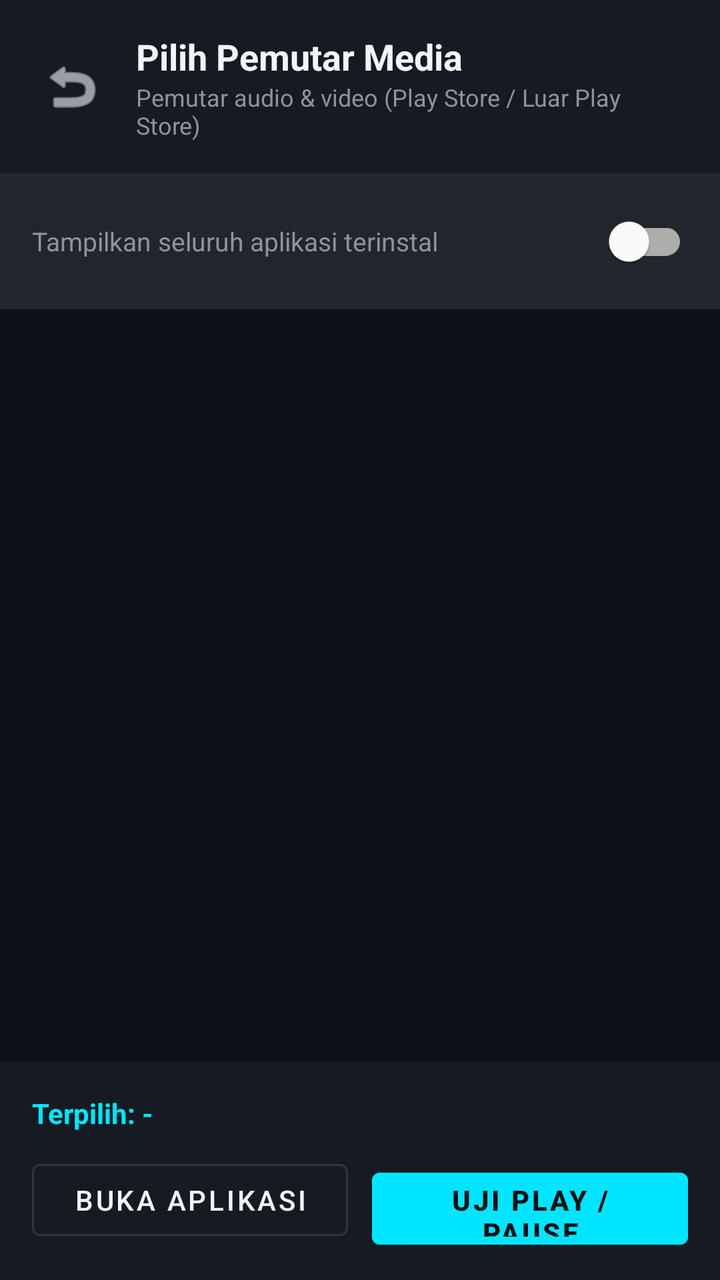
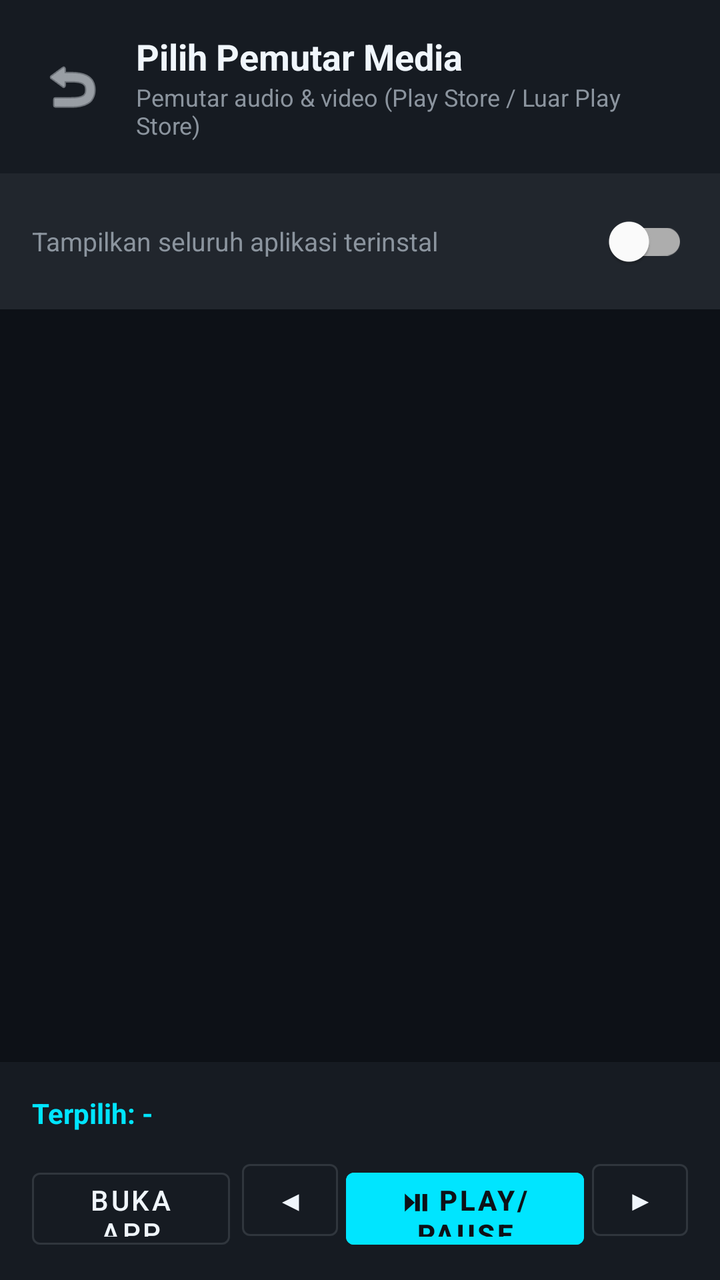

Two renders of the same Android screen: before a commit and after it. Below are the layout's source before the change and the commit's diff.
<!-- AndroidManifest.xml: application theme Theme.MotoCompanion -->
<!-- res/layout/activity_player_selector.xml -->
<?xml version="1.0" encoding="utf-8"?>
<LinearLayout xmlns:android="http://schemas.android.com/apk/res/android"
    xmlns:app="http://schemas.android.com/apk/res-auto"
    android:layout_width="match_parent"
    android:layout_height="match_parent"
    android:background="@color/bg_dark"
    android:orientation="vertical">

    
    <LinearLayout
        android:layout_width="match_parent"
        android:layout_height="wrap_content"
        android:background="@color/bg_card"
        android:gravity="center_vertical"
        android:orientation="horizontal"
        android:padding="16dp">

        <ImageButton
            android:id="@+id/btnBack"
            android:layout_width="40dp"
            android:layout_height="40dp"
            android:background="?android:attr/selectableItemBackgroundBorderless"
            android:contentDescription="Kembali"
            android:src="@android:drawable/ic_menu_revert"
            app:tint="@color/text_primary" />

        <LinearLayout
            android:layout_width="0dp"
            android:layout_height="wrap_content"
            android:layout_marginStart="12dp"
            android:layout_weight="1"
            android:orientation="vertical">

            <TextView
                android:layout_width="wrap_content"
                android:layout_height="wrap_content"
                android:text="Pilih Pemutar Media"
                android:textColor="@color/text_primary"
                android:textSize="18sp"
                android:textStyle="bold" />

            <TextView
                android:layout_width="wrap_content"
                android:layout_height="wrap_content"
                android:text="Pemutar audio &amp; video (Play Store / Luar Play Store)"
                android:textColor="@color/text_secondary"
                android:textSize="12sp" />
        </LinearLayout>
    </LinearLayout>

    
    <LinearLayout
        android:layout_width="match_parent"
        android:layout_height="wrap_content"
        android:background="@color/bg_card_secondary"
        android:gravity="center_vertical"
        android:orientation="horizontal"
        android:paddingStart="16dp"
        android:paddingTop="10dp"
        android:paddingEnd="16dp"
        android:paddingBottom="10dp">

        <TextView
            android:layout_width="0dp"
            android:layout_height="wrap_content"
            android:layout_weight="1"
            android:text="Tampilkan seluruh aplikasi terinstal"
            android:textColor="@color/text_secondary"
            android:textSize="13sp" />

        <com.google.android.material.switchmaterial.SwitchMaterial
            android:id="@+id/switchShowAllApps"
            android:layout_width="wrap_content"
            android:layout_height="wrap_content"
            android:checked="false" />
    </LinearLayout>

    
    <androidx.recyclerview.widget.RecyclerView
        android:id="@+id/rvPlayers"
        android:layout_width="match_parent"
        android:layout_height="0dp"
        android:layout_weight="1"
        android:clipToPadding="false"
        android:paddingTop="4dp"
        android:paddingBottom="4dp" />

    
    <LinearLayout
        android:layout_width="match_parent"
        android:layout_height="wrap_content"
        android:background="@color/bg_card"
        android:elevation="8dp"
        android:orientation="vertical"
        android:padding="16dp">

        <TextView
            android:id="@+id/tvCurrentSelected"
            android:layout_width="wrap_content"
            android:layout_height="wrap_content"
            android:ellipsize="end"
            android:maxLines="1"
            android:text="Terpilih: -"
            android:textColor="@color/accent_cyan"
            android:textSize="14sp"
            android:textStyle="bold" />

        <LinearLayout
            android:layout_width="match_parent"
            android:layout_height="wrap_content"
            android:layout_marginTop="10dp"
            android:orientation="horizontal">

            <Button
                android:id="@+id/btnLaunchPlayer"
                style="@style/Widget.MaterialComponents.Button.OutlinedButton"
                android:layout_width="0dp"
                android:layout_height="48dp"
                android:layout_marginEnd="6dp"
                android:layout_weight="1"
                android:text="Buka Aplikasi"
                android:textColor="@color/text_primary"
                app:strokeColor="@color/border_color" />

            <Button
                android:id="@+id/btnTestPlayPause"
                android:layout_width="0dp"
                android:layout_height="48dp"
                android:layout_marginStart="6dp"
                android:layout_weight="1"
                android:backgroundTint="@color/accent_cyan"
                android:text="Uji Play / Pause"
                android:textColor="@color/bg_dark"
                android:textStyle="bold" />
        </LinearLayout>
    </LinearLayout>

</LinearLayout>
<!-- resources referenced by this layout -->
<resources>
  <color name="accent_cyan">#00E5FF</color>
  <color name="bg_card">#161B22</color>
  <color name="bg_card_secondary">#21262D</color>
  <color name="bg_dark">#0D1117</color>
  <color name="border_color">#30363D</color>
  <color name="text_primary">#F0F6FC</color>
  <color name="text_secondary">#8B949E</color>
  <style name="Theme.MotoCompanion" parent="Theme.MaterialComponents.DayNight.NoActionBar">
          <item name="colorPrimary">@color/accent_cyan</item>
          <item name="colorPrimaryVariant">@color/accent_cyan</item>
          <item name="colorOnPrimary">@color/bg_dark</item>
          <item name="colorSecondary">@color/accent_green</item>
          <item name="colorSecondaryVariant">@color/accent_amber</item>
          <item name="colorOnSecondary">@color/bg_dark</item>
          <item name="android:statusBarColor">@color/bg_dark</item>
          <item name="android:navigationBarColor">@color/bg_dark</item>
          <item name="android:windowBackground">@color/bg_dark</item>
      </style>
  <color name="accent_green">#00E676</color>
  <color name="accent_amber">#FFB300</color>
</resources>

<!-- the commit's change to res/layout/activity_player_selector.xml (unified diff, before → after) -->
@@ -116,9 +116,19 @@
                 style="@style/Widget.MaterialComponents.Button.OutlinedButton"
                 android:layout_width="0dp"
                 android:layout_height="48dp"
+                android:layout_weight="1"
                 android:layout_marginEnd="6dp"
-                android:layout_weight="1"
-                android:text="Buka Aplikasi"
+                android:text="Buka App"
+                android:textColor="@color/text_primary"
+                app:strokeColor="@color/border_color" />
+
+            <Button
+                android:id="@+id/btnTestPrev"
+                style="@style/Widget.MaterialComponents.Button.OutlinedButton"
+                android:layout_width="48dp"
+                android:layout_height="48dp"
+                android:layout_marginEnd="4dp"
+                android:text="◀"
                 android:textColor="@color/text_primary"
                 app:strokeColor="@color/border_color" />
 
@@ -126,12 +136,21 @@
                 android:id="@+id/btnTestPlayPause"
                 android:layout_width="0dp"
                 android:layout_height="48dp"
-                android:layout_marginStart="6dp"
-                android:layout_weight="1"
+                android:layout_weight="1.2"
                 android:backgroundTint="@color/accent_cyan"
-                android:text="Uji Play / Pause"
+                android:text="⏯ Play/Pause"
                 android:textColor="@color/bg_dark"
                 android:textStyle="bold" />
+
+            <Button
+                android:id="@+id/btnTestNext"
+                style="@style/Widget.MaterialComponents.Button.OutlinedButton"
+                android:layout_width="48dp"
+                android:layout_height="48dp"
+                android:layout_marginStart="4dp"
+                android:text="▶"
+                android:textColor="@color/text_primary"
+                app:strokeColor="@color/border_color" />
         </LinearLayout>
     </LinearLayout>
 
